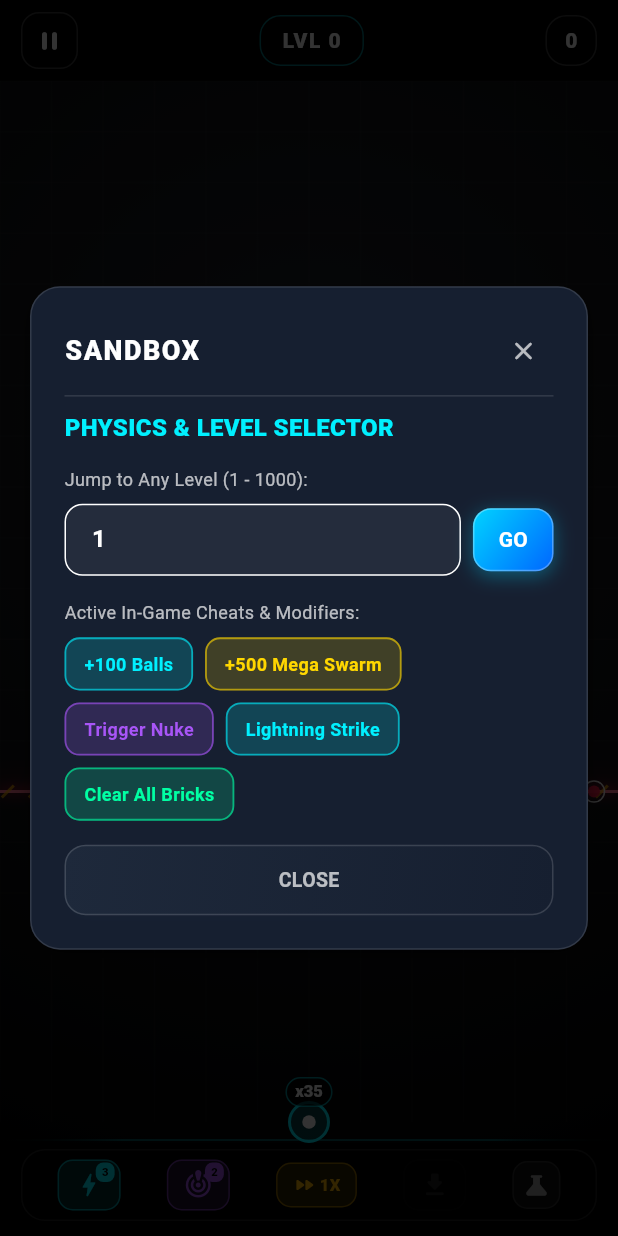
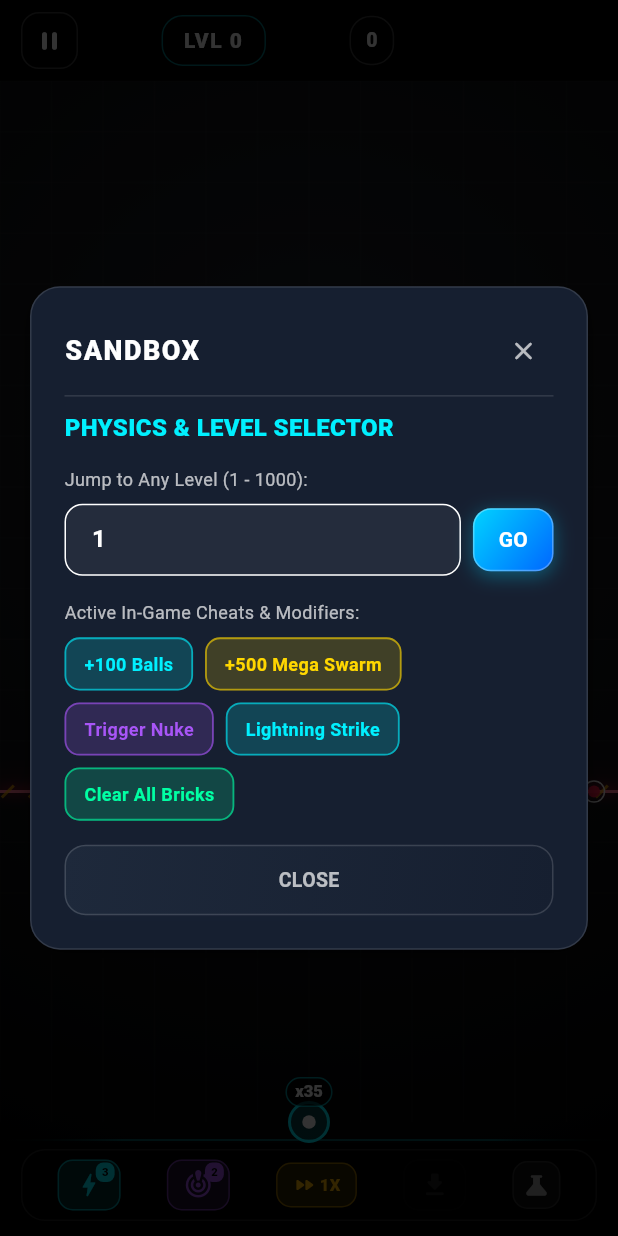
Before and after one commit to Yashgabani845/brick-breaker, a Flutter app: the GameplayScreen screen opened directly with empty values, item 4 of the bottom bar chosen, on a phone screen of 412 x 824 dp. Run offline on Flutter 3.47's test engine with Material 3 defaults, Android fonts, the phone set to English and light mode, and no system bars; our stand-ins replace audioplayers, shared_preferences; missing offline and left inert: dart:js; accounts and stored records are empty.

Commit message:
fix(ui): Fix HUD Row overflow — Expanded level chip, Flexible score badge, ellipsis on score text

```diff
--- a/lib/ui/screens/gameplay_screen.dart
+++ b/lib/ui/screens/gameplay_screen.dart
@@ -247,11 +247,9 @@ class _GameplayScreenState extends State<GameplayScreen> with SingleTickerProvid
       builder: (context, _) {
         final score = _controller.scoreSystem.currentScore;
         final combo = _controller.scoreSystem.comboMultiplier;
-
         return Row(
-          mainAxisAlignment: MainAxisAlignment.spaceBetween,
           children: [
-            // Compact Glass Pause Button
+            // Compact Glass Pause Button (fixed width)
             GestureDetector(
               onTap: () {
                 AudioSynthesizer.instance.playUiClick();
@@ -296,8 +294,12 @@ class _GameplayScreenState extends State<GameplayScreen> with SingleTickerProvid
               ),
             ),
 
-            // Minimalist Level Chip
-            Container(
+            const SizedBox(width: 8),
+
+            // Level Chip — takes all remaining center space
+            Expanded(
+              child: Center(
+                child: Container(
                   padding: const EdgeInsets.symmetric(horizontal: 14, vertical: 6),
                   decoration: BoxDecoration(
                     color: Colors.black.withOpacity(0.45),
@@ -306,6 +308,7 @@ class _GameplayScreenState extends State<GameplayScreen> with SingleTickerProvid
                   ),
                   child: Text(
                     'LVL ${_controller.currentLevel.levelNumber}',
+                    textAlign: TextAlign.center,
                     style: const TextStyle(
                       color: Colors.white,
                       fontWeight: FontWeight.w900,
@@ -314,10 +317,15 @@ class _GameplayScreenState extends State<GameplayScreen> with SingleTickerProvid
                     ),
                   ),
                 ),
+              ),
+            ),
 
-            // Score & Combo Badge
-            Container(
-              padding: const EdgeInsets.symmetric(horizontal: 12, vertical: 6),
+            const SizedBox(width: 8),
+
+            // Score & Combo Badge — Flexible so it never overflows
+            Flexible(
+              child: Container(
+                padding: const EdgeInsets.symmetric(horizontal: 10, vertical: 6),
                 decoration: BoxDecoration(
                   color: Colors.black.withOpacity(0.45),
                   borderRadius: BorderRadius.circular(14),
@@ -326,16 +334,19 @@ class _GameplayScreenState extends State<GameplayScreen> with SingleTickerProvid
                 child: Row(
                   mainAxisSize: MainAxisSize.min,
                   children: [
-                  Text(
+                    Flexible(
+                      child: Text(
                         '$score',
+                        overflow: TextOverflow.ellipsis,
                         style: const TextStyle(
                           color: Colors.white,
                           fontWeight: FontWeight.w900,
-                      fontSize: 14,
+                          fontSize: 13,
+                        ),
                       ),
                     ),
                     if (combo > 1.0) ...[
-                    const SizedBox(width: 6),
+                      const SizedBox(width: 4),
                       Container(
                         padding: const EdgeInsets.symmetric(horizontal: 4, vertical: 1),
                         decoration: BoxDecoration(
@@ -353,7 +364,7 @@ class _GameplayScreenState extends State<GameplayScreen> with SingleTickerProvid
                       ),
                     ],
                     if (_controller.turnBallsThisTurn > 0) ...[
-                    const SizedBox(width: 6),
+                      const SizedBox(width: 4),
                       Container(
                         padding: const EdgeInsets.symmetric(horizontal: 4, vertical: 1),
                         decoration: BoxDecoration(
@@ -361,7 +372,7 @@ class _GameplayScreenState extends State<GameplayScreen> with SingleTickerProvid
                           borderRadius: BorderRadius.circular(4),
                         ),
                         child: Text(
-                        '+${_controller.turnBallsThisTurn}⚪',
+                          '+${_controller.turnBallsThisTurn}',
                           style: const TextStyle(
                             color: Color(0xFF39FF14),
                             fontWeight: FontWeight.w900,
@@ -371,6 +382,7 @@ class _GameplayScreenState extends State<GameplayScreen> with SingleTickerProvid
                       ),
                     ],
                   ],
+                ),
               ),
             ),
           ],
```
Lines whose indentation alone changed are shown as unchanged.
